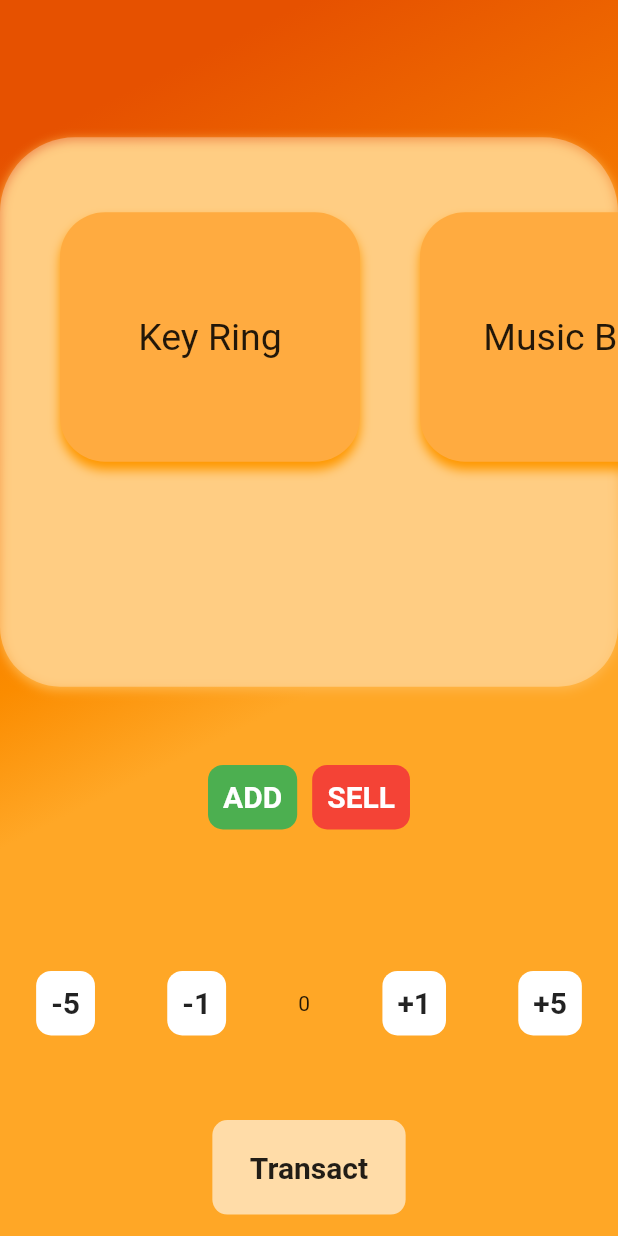
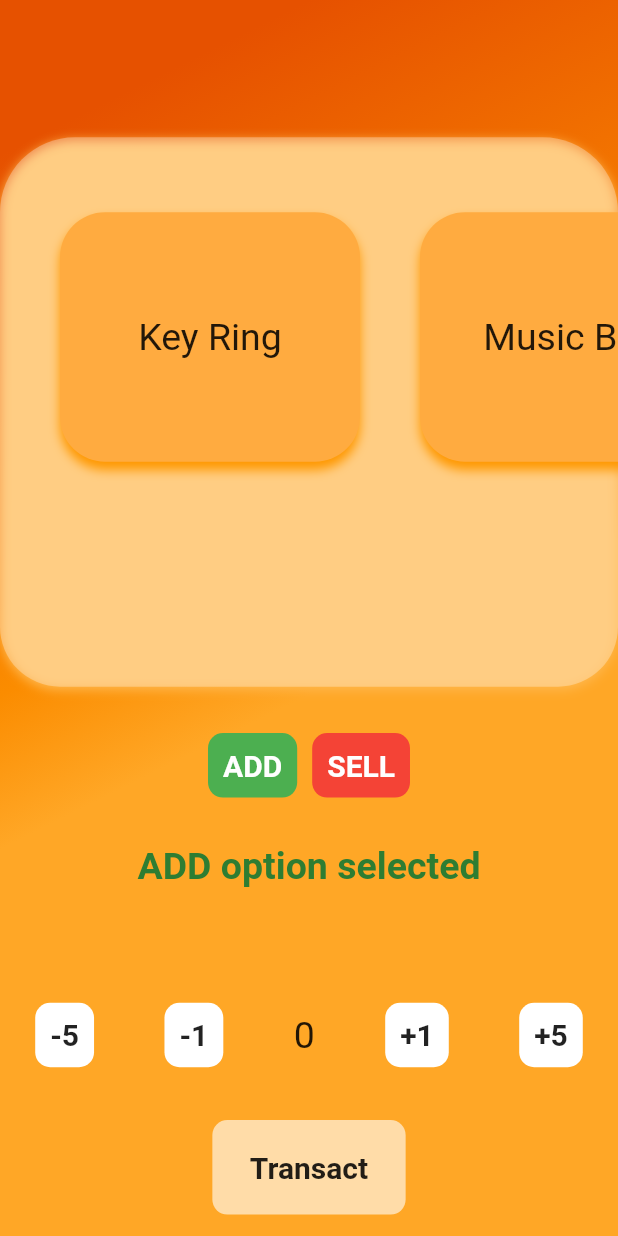
Before and after one commit to Hasib-cirkut/Inventory_app_flutter, a Flutter app: the InventoryPage screen opened by its route, on a phone screen of 412 x 824 dp. Run offline on Flutter 3.47's test engine with Material 2 defaults, Android fonts, the phone set to English and light mode, and no system bars.

Commit message:
:sparkles: added add sell button toggling

```diff
--- a/lib/Screens/InventoryPage.dart
+++ b/lib/Screens/InventoryPage.dart
@@ -9,6 +9,11 @@ class InventoryPage extends StatefulWidget {
 
 class _InventoryPageState extends State<InventoryPage> {
   int amount = 0;
+
+  List<String> selectedText = ['ADD option selected', 'SELL option selected'];
+  int selectedTextIndex = 0;
+
+  bool addSelected = true;
 
   void handlePillButton(String type) {
     int tempAmount = amount;
@@ -107,22 +112,47 @@ class _InventoryPageState extends State<InventoryPage> {
                       child: Row(
                         mainAxisAlignment: MainAxisAlignment.center,
                         children: <Widget>[
-                          AddSellButton(
-                            label: 'ADD',
-                            icon: Icons.add,
+                          GestureDetector(
+                            onTap: () {
+                              setState(() {
+                                selectedTextIndex = 0;
+                              });
+                            },
+                            child: AddSellButton(
+                              label: 'ADD',
+                              icon: Icons.add,
+                            ),
                           ),
                           SizedBox(
                             width: 10,
                           ),
-                          AddSellButton(
-                            label: 'SELL',
-                            icon: Icons.close,
+                          GestureDetector(
+                            onTap: () {
+                              setState(() {
+                                selectedTextIndex = 1;
+                              });
+                            },
+                            child: AddSellButton(
+                              label: 'SELL',
+                              icon: Icons.close,
+                            ),
                           )
                         ],
                       ),
                     ),
                     SizedBox(
                       height: 10,
+                    ),
+                    Expanded(
+                      child: Text(
+                        selectedText[selectedTextIndex],
+                        style: TextStyle(
+                            color: selectedTextIndex == 0
+                                ? Colors.green[800]
+                                : Colors.red[600],
+                            fontWeight: FontWeight.bold,
+                            fontSize: 25),
+                      ),
                     ),
                     Expanded(
                       child: Row(
@@ -144,7 +174,10 @@ class _InventoryPageState extends State<InventoryPage> {
                               label: '-1',
                             ),
                           ),
-                          Text('$amount'),
+                          Text(
+                            '$amount',
+                            style: TextStyle(fontSize: 25),
+                          ),
                           GestureDetector(
                             onTap: () {
                               handlePillButton('+1');
```
